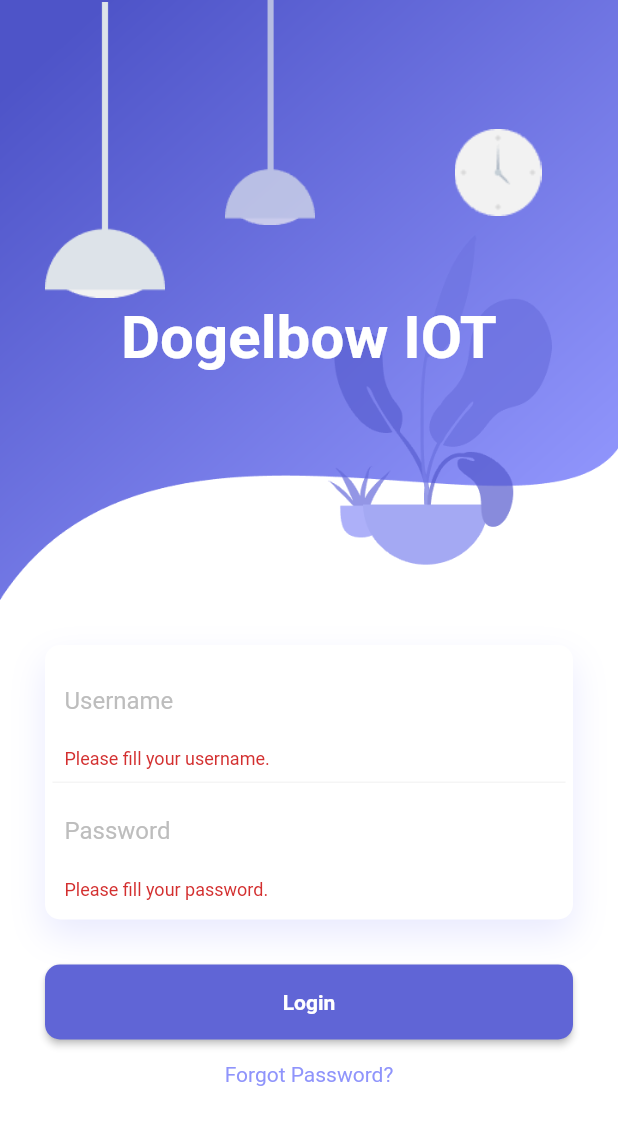
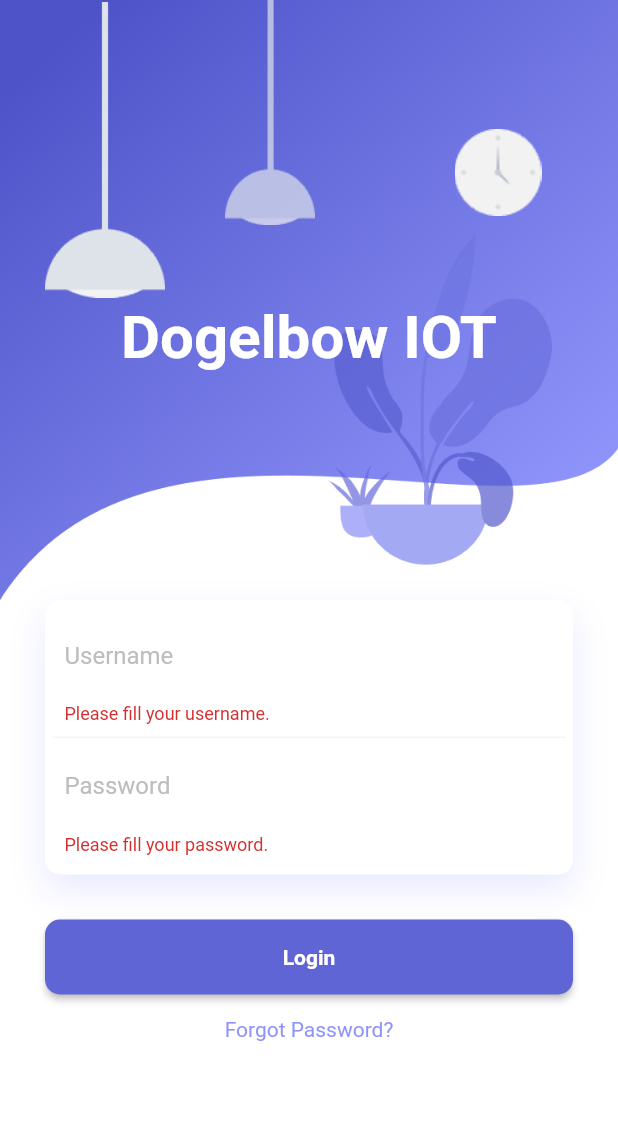
Before and after one commit to atthana/flutter-loginpage-mqtt_7Sep20, a Flutter app: the LoginPage screen opened directly, after a tap on "Login", on a phone screen of 412 x 824 dp. Shown: the top 1125 px of the screen. Run offline on Flutter 3.47's test engine with Material 2 defaults, Android fonts, the phone set to English and light mode, and no system bars; our stand-ins replace simple_animations; missing offline and left inert: mqtt_client.

Commit message:
Adjust ui of login.

```diff
--- a/lib/pages/login.dart
+++ b/lib/pages/login.dart
@@ -1,3 +1,4 @@
+import 'package:day12_login/pages/mqttview.dart';
 import 'package:day12_login/widgets/loading.dart';
 import 'package:flutter/material.dart';
 import 'package:day12_login/Animation/FadeAnimation.dart';
@@ -85,7 +86,7 @@ class _LoginPageState extends State<LoginPage> {
               //============= Below is username + Password part ================
 
 	            Padding(
-                  padding: EdgeInsets.all(30.0),
+                  padding: EdgeInsets.only(left: 30, right: 30, bottom: 30),
                   child: Form(
                     key: _formKey,
                     child: Column(
@@ -167,13 +168,18 @@ class _LoginPageState extends State<LoginPage> {
                                   onPressed: () {
                                     bool pass = _formKey.currentState.validate();
                                     if (pass) {
-                                      LoadingIndicator.start(context);
+                                      // LoadingIndicator.start(context);
                                       username = usernameController.text.trim();
                                       password = passwordController.text.trim();
                                       print('Username = $username, Password = $password');
+                                      if(username == 'admin' && password == 'admin'){
+                                        print('==== come here ====');
+                                        // Navigator.pushReplacementNamed(context, '/mqtt_page');
+                                        Navigator.push(context, MaterialPageRoute(builder: (context) => MQTTView()));
+                                      }
                                     }
-                                    // TODO: call API
                                     // LoadingIndicator.stop(context);
+
                                   }),
                             )),
 
```
